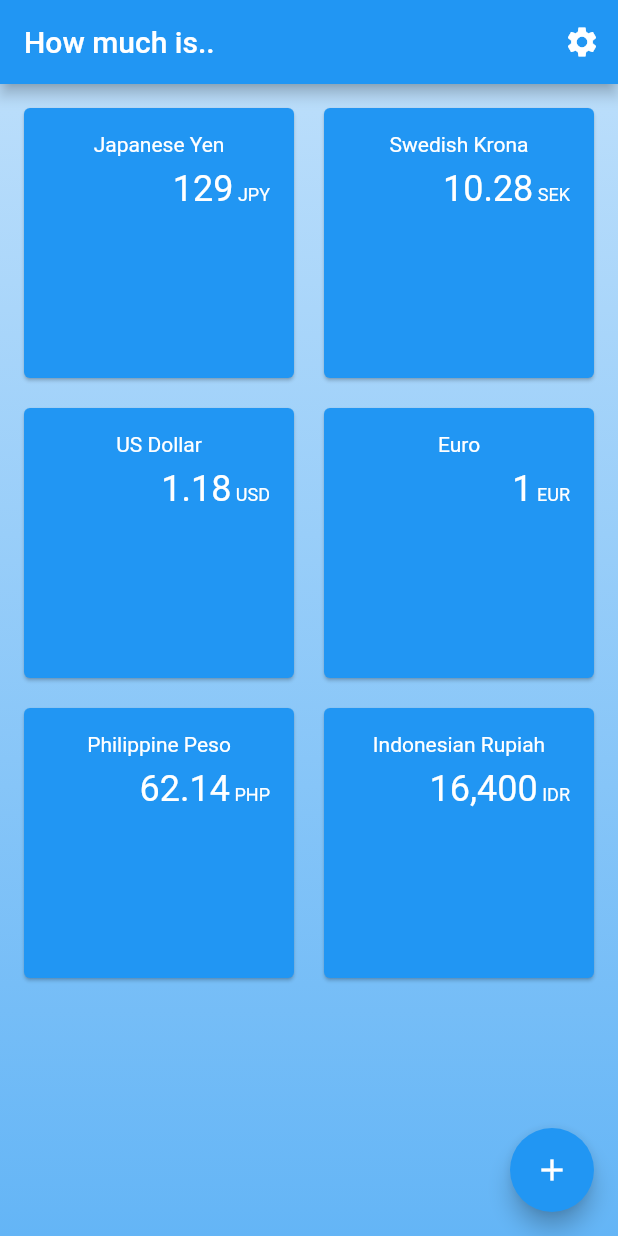
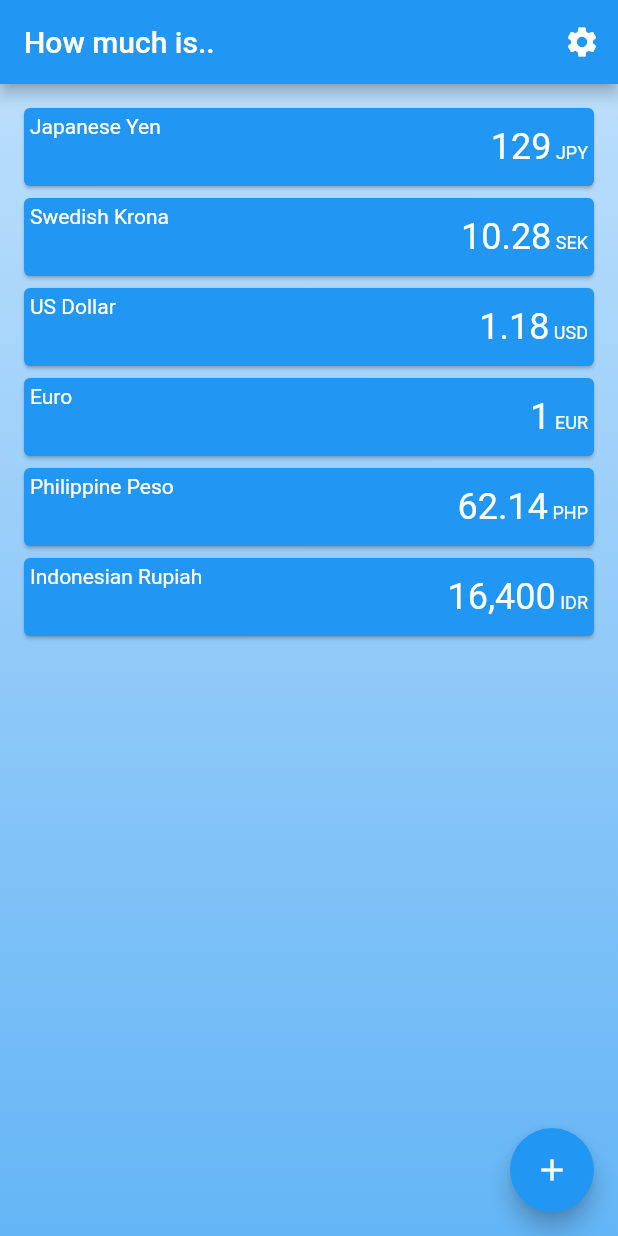
Before and after one commit to ddikman/travelrates, a Flutter app: the screen it shows after launch, on a phone screen of 412 x 824 dp. Run offline on Flutter 3.47's test engine with Material 2 defaults, Android fonts, the phone set to English and light mode, and no system bars.

Commit message:
Switched from grid to listview and renamed animation file to correct filename format^.

```diff
--- a/lib/converter_screen.dart
+++ b/lib/converter_screen.dart
@@ -1,4 +1,4 @@
-import 'package:backpacking_currency_converter/AnimateIn.dart';
+import 'package:backpacking_currency_converter/animate_in.dart';
 import 'package:backpacking_currency_converter/background_container.dart';
 import 'package:backpacking_currency_converter/currency.dart';
 import 'package:flutter/material.dart';
@@ -35,11 +35,8 @@ class ConverterScreenState extends State<ConverterScreen> {
       color: Colors.transparent,
       child: new Padding(
         padding: const EdgeInsets.only(bottom: 60.0), // add space for float button
-        child: GridView.count(
-          crossAxisCount: 2,
+        child: new ListView(
           padding: EdgeInsets.all(spacing),
-          crossAxisSpacing: spacing,
-          mainAxisSpacing: spacing,
           children: state.currencies
               .map((currency) => _buildCard(index++, currency))
               .toList(),
@@ -127,13 +124,13 @@ class _CurrencyCardState extends State<CurrencyCard>
         style: Theme.of(context).textTheme.body1.copyWith(fontSize: 14.0));
 
     Widget textInput = TextField(
+      textAlign: TextAlign.right,
       focusNode: focusNode,
       controller: textEditingController,
       style: Theme.of(context).textTheme.body1.copyWith(
             fontSize: inputFontSize,
           ),
       keyboardType: TextInputType.number,
-      textAlign: TextAlign.right,
       decoration: InputDecoration(
           isDense: true,
           suffixText: "${widget.currency.code}",
@@ -152,16 +149,13 @@ class _CurrencyCardState extends State<CurrencyCard>
 
     // if we're editing, add an edit button
     if (state.isReconfiguring) {
-      textInput = new Padding(
-        padding: const EdgeInsets.all(16.0),
-        child: IconButton(
-          padding: EdgeInsets.all(0.0),
-          iconSize: 48.0,
-          icon: Icon(Icons.delete, color: Colors.white),
-          onPressed: () {
-            StateContainer.of(context).removeCurrency(widget.currency.code);
-          },
-        ),
+      textInput = IconButton(
+        padding: EdgeInsets.all(0.0),
+        iconSize: 24.0,
+        icon: Icon(Icons.delete, color: Colors.white),
+        onPressed: () {
+          StateContainer.of(context).removeCurrency(widget.currency.code);
+        },
       );
     }
 
@@ -173,10 +167,15 @@ class _CurrencyCardState extends State<CurrencyCard>
             splashColor: Colors.white,
             onTap: _cardTapped,
             child: new Padding(
-              padding: const EdgeInsets.all(16.0),
-              child: new Column(
-                mainAxisSize: MainAxisSize.min,
-                children: <Widget>[currencyTitle, textInput],
+              padding: const EdgeInsets.all(4.0),
+              child: new Stack(
+                children: <Widget>[
+                  currencyTitle,
+                  new Align(
+                    alignment: Alignment.centerRight,
+                      child: textInput
+                  )
+                ],
               ),
             ),
           )),
--- a/lib/loading_screen.dart
+++ b/lib/loading_screen.dart
@@ -1,7 +1,7 @@
 
 import 'dart:async';
 
-import 'package:backpacking_currency_converter/AnimateIn.dart';
+import 'package:backpacking_currency_converter/animate_in.dart';
 import 'package:backpacking_currency_converter/background_container.dart';
 import 'package:backpacking_currency_converter/state_container.dart';
 import 'package:flutter/material.dart';
```
Also changed, not shown: lib/animate_in.dart (renamed from lib/AnimateIn.dart).
